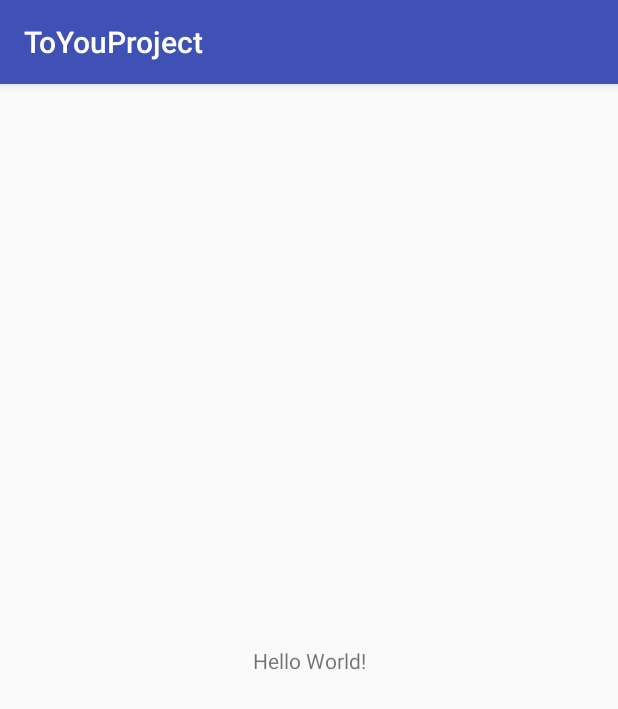
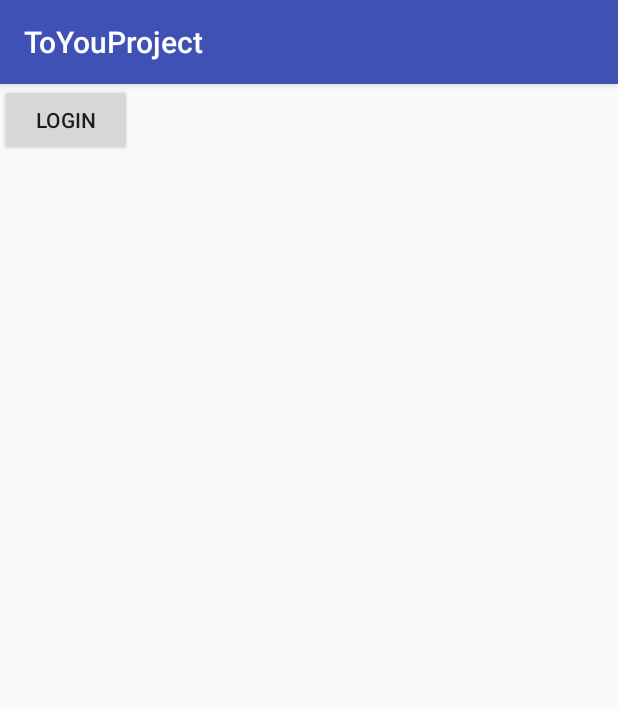
Before and after one commit to sk392/semo_nemo, an Android app: the screen it shows after launch (MainActivity), on a phone screen of 412 x 824 dp. Shown: the top 709 px of the screen. Run offline under Robolectric (Android 15) with nearby library versions, the phone set to English and light mode, and no system bars; our stand-ins replace ButterKnife; libraries missing offline, so code that uses them is left out: com.kakao.auth; 1 statement that could not run was skipped.

Commit message:
카카오로 로그인 하기 완료

```diff
--- /dev/null
+++ b/ToYouProject/app/src/main/java/com/semonemo/latte/toyouproject/GlobalApplication.java
@@ -0,0 +1,89 @@
+package com.semonemo.latte.toyouproject;
+
+import android.app.Application;
+import android.content.Context;
+
+import com.kakao.auth.ApprovalType;
+import com.kakao.auth.AuthType;
+import com.kakao.auth.IApplicationConfig;
+import com.kakao.auth.ISessionConfig;
+import com.kakao.auth.KakaoAdapter;
+import com.kakao.auth.KakaoSDK;
+
+/**
+ * Created by latte on 2018. 3. 3..
+ */
+
+public class GlobalApplication extends Application {
+    private static GlobalApplication instance = null;
+    private static class KakaoSDKAdapter extends KakaoAdapter {
+        /**
+         * Session Config에 대해서는 default값들이 존재한다.
+         * 필요한 상황에서만 override해서 사용하면 됨.
+         * @return Session의 설정값.
+         */
+        @Override
+        public ISessionConfig getSessionConfig() {
+            return new ISessionConfig() {
+                @Override
+                public AuthType[] getAuthTypes() {
+                    return new AuthType[] {AuthType.KAKAO_LOGIN_ALL};
+                }
+
+                @Override
+                public boolean isUsingWebviewTimer() {
+                    return false;
+                }
+
+                @Override
+                public boolean isSecureMode() {
+                    return false;
+                }
+
+                @Override
+                public ApprovalType getApprovalType() {
+                    return ApprovalType.INDIVIDUAL;
+                }
+
+                @Override
+                public boolean isSaveFormData() {
+                    return true;
+                }
+            };
+        }
+
+        @Override
+        public IApplicationConfig getApplicationConfig() {
+            return new IApplicationConfig() {
+                @Override
+                public Context getApplicationContext() {
+                    return GlobalApplication.getGlobalApplicationContext();
+                }
+            };
+        }
+    }
+
+
+    @Override
+    public void onCreate() {
+        super.onCreate();
+        instance = this;
+        KakaoSDK.init(new KakaoSDKAdapter());
+
+
+/*
+        Typekit.getInstance()
+                .addNormal(Typekit.createFromAsset(this, "KakaoOTFRegular.otf"))
+                .addBold(Typekit.createFromAsset(this, "KakaoOTFBold.otf"));
+*/
+    }
+    /**
+     * singleton 애플리케이션 객체를 얻는다.
+     * @return singleton 애플리케이션 객체
+     */
+    public static GlobalApplication getGlobalApplicationContext() {
+        if(instance == null)
+            throw new IllegalStateException("this application does not inherit com.kakao.GlobalApplication");
+        return instance;
+    }
+}
--- a/ToYouProject/app/src/main/java/com/semonemo/latte/toyouproject/MainActivity.java
+++ /dev/null
@@ -1,13 +0,0 @@
-package com.semonemo.latte.toyouproject;
-
-import android.support.v7.app.AppCompatActivity;
-import android.os.Bundle;
-
-public class MainActivity extends AppCompatActivity {
-
-    @Override
-    protected void onCreate(Bundle savedInstanceState) {
-        super.onCreate(savedInstanceState);
-        setContentView(R.layout.activity_main);
-    }
-}
--- /dev/null
+++ b/ToYouProject/app/src/main/java/com/semonemo/latte/toyouproject/view/MainActivity.java
@@ -0,0 +1,39 @@
+package com.semonemo.latte.toyouproject.view;
+
+import android.content.Intent;
+import android.os.Bundle;
+import android.support.v7.app.AppCompatActivity;
+import android.view.View;
+import android.widget.Button;
+
+import com.semonemo.latte.toyouproject.R;
+import com.semonemo.latte.toyouproject.view.LoginActivity;
+
+import butterknife.BindView;
+import butterknife.ButterKnife;
+
+public class MainActivity extends AppCompatActivity implements View.OnClickListener {
+
+    @BindView(R.id.btn_login)
+    Button btnLogin;
+
+    @Override
+    protected void onCreate(Bundle savedInstanceState) {
+        super.onCreate(savedInstanceState);
+        setContentView(R.layout.activity_main);
+        ButterKnife.bind(this);
+    }
+
+    @Override
+    public void onClick(View v) {
+        Intent intent = new Intent();
+        switch (v.getId()){
+            case R.id.btn_login:
+                intent.setClass(getApplicationContext(), LoginActivity.class);
+                startActivity(intent);
+                break;
+
+
+        }
+    }
+}
--- a/ToYouProject/app/src/main/res/layout/activity_main.xml
+++ b/ToYouProject/app/src/main/res/layout/activity_main.xml
@@ -1,18 +1,17 @@
 <?xml version="1.0" encoding="utf-8"?>
-<android.support.constraint.ConstraintLayout xmlns:android="http://schemas.android.com/apk/res/android"
+<LinearLayout xmlns:android="http://schemas.android.com/apk/res/android"
     xmlns:app="http://schemas.android.com/apk/res-auto"
     xmlns:tools="http://schemas.android.com/tools"
     android:layout_width="match_parent"
     android:layout_height="match_parent"
-    tools:context="com.semonemo.latte.toyouproject.MainActivity">
+    android:orientation="vertical"
+    tools:context="com.semonemo.latte.toyouproject.view.MainActivity">
 
-    <TextView
+    <Button
         android:layout_width="wrap_content"
         android:layout_height="wrap_content"
-        android:text="Hello World!"
-        app:layout_constraintBottom_toBottomOf="parent"
-        app:layout_constraintLeft_toLeftOf="parent"
-        app:layout_constraintRight_toRightOf="parent"
-        app:layout_constraintTop_toTopOf="parent" />
+        android:id="@+id/btn_login"
+        android:onClick="onClick"
+        android:text="login"/>
 
-</android.support.constraint.ConstraintLayout>
+</LinearLayout>
--- a/ToYouProject/app/src/main/res/values/colors.xml
+++ b/ToYouProject/app/src/main/res/values/colors.xml
@@ -3,4 +3,5 @@
     <color name="colorPrimary">#3F51B5</color>
     <color name="colorPrimaryDark">#303F9F</color>
     <color name="colorAccent">#FF4081</color>
+    <color name="bg_login_button">#fae100</color>
 </resources>
--- a/ToYouProject/build.gradle
+++ b/ToYouProject/build.gradle
@@ -21,6 +21,12 @@ allprojects {
         jcenter()
     }
 }
+subprojects {
+    repositories {
+        mavenCentral()
+        maven { url 'http://devrepo.kakao.com:8088/nexus/content/groups/public/' }
+    }
+}
 
 task clean(type: Delete) {
     delete rootProject.buildDir
--- a/ToYouProject/gradle.properties
+++ b/ToYouProject/gradle.properties
@@ -15,3 +15,4 @@ org.gradle.jvmargs=-Xmx1536m
 # This option should only be used with decoupled projects. More details, visit
 # http://www.gradle.org/docs/current/userguide/multi_project_builds.html#sec:decoupled_projects
 # org.gradle.parallel=true
+KAKAO_SDK_VERSION=1.7.1
```
Also changed, not shown: ToYouProject/app/build.gradle (+23 -8 lines), ToYouProject/app/src/main/AndroidManifest.xml (+11 -1 lines), ToYouProject/app/src/main/java/com/semonemo/latte/toyouproject/util/SharedPreferenceManager.java (renamed from ToYouProject/app/src/main/java/com/semonemo/latte/toyouproject/util/SharedPreferenceService.java, +9 -5 lines), ToYouProject/app/src/main/java/com/semonemo/latte/toyouproject/view/HomeActivity.java (added, +19 -0 lines), ToYouProject/app/src/main/java/com/semonemo/latte/toyouproject/view/LoginActivity.java (added, +128 -0 lines), ToYouProject/app/src/main/res/layout/activity_home.xml (added, +9 -0 lines), ToYouProject/app/src/main/res/layout/activity_login.xml (added, +15 -0 lines), ToYouProject/app/src/main/res/layout/layout_kakao_login.xml (added, +7 -0 lines), 1 other file.
